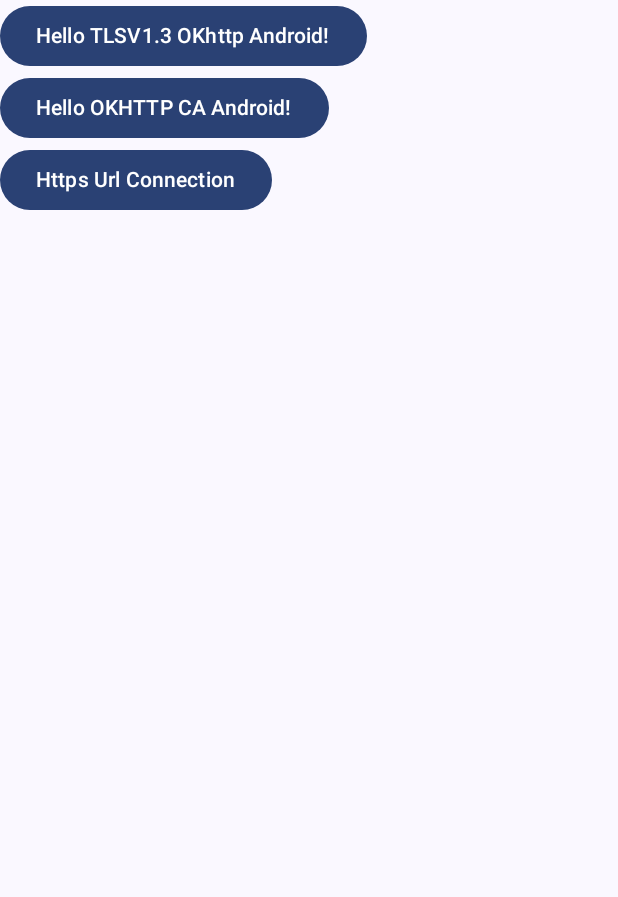
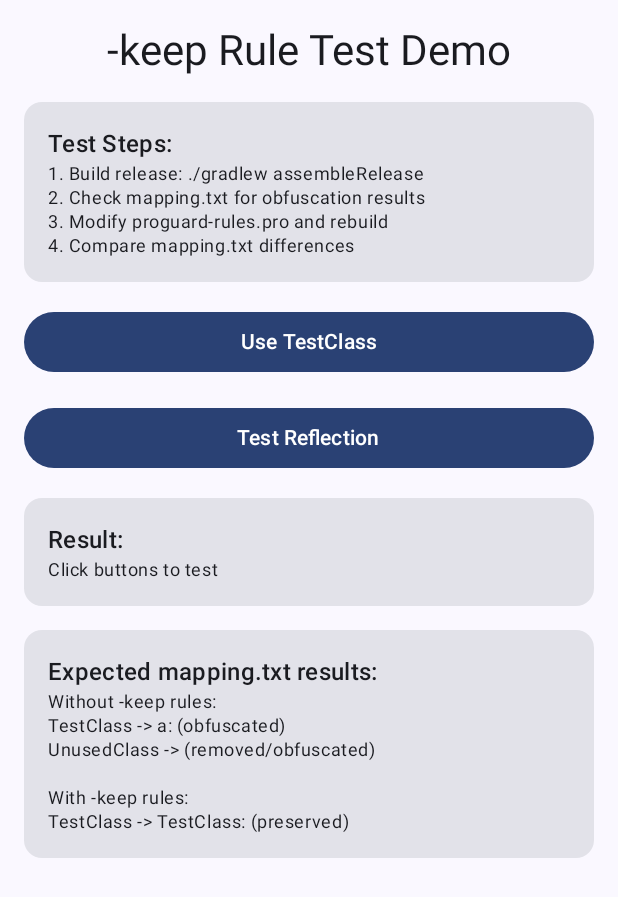
Before and after one commit to BlogForMe/MyApplication_TLS13, an Android app built with Jetpack Compose: the screen it shows after launch (MainActivity before the commit, KeepTestActivty after it), on a phone screen of 412 x 824 dp. Shown: the top 897 px of the screen. Run offline under Robolectric (Android 15) with nearby library versions, the phone set to English and light mode, and no system bars.

Commit message:
proguard TestClass

```diff
--- /dev/null
+++ b/app/src/main/java/com/example/myapplication/KeepTestActivty.kt
@@ -0,0 +1,167 @@
+package com.example.myapplication
+
+import android.os.Bundle
+import android.util.Log
+import androidx.activity.ComponentActivity
+import androidx.activity.compose.setContent
+import androidx.compose.foundation.layout.Arrangement
+import androidx.compose.foundation.layout.Column
+import androidx.compose.foundation.layout.fillMaxSize
+import androidx.compose.foundation.layout.fillMaxWidth
+import androidx.compose.foundation.layout.padding
+import androidx.compose.material3.Button
+import androidx.compose.material3.Card
+import androidx.compose.material3.MaterialTheme
+import androidx.compose.material3.Surface
+import androidx.compose.material3.Text
+import androidx.compose.runtime.Composable
+import androidx.compose.runtime.getValue
+import androidx.compose.runtime.mutableStateOf
+import androidx.compose.runtime.remember
+import androidx.compose.runtime.setValue
+import androidx.compose.ui.Alignment
+import androidx.compose.ui.Modifier
+import androidx.compose.ui.unit.dp
+import com.example.myapplication.keep.TestClass
+import com.example.myapplication.ui.theme.MyApplicationTheme
+
+class KeepTestActivty : ComponentActivity() {
+
+    override fun onCreate(savedInstanceState: Bundle?) {
+        super.onCreate(savedInstanceState)
+
+        // Use TestClass - this makes it reachable, so normally it would be kept
+//        val test = TestClass()
+//        Log.d("KeepDemo", "Using TestClass: ${test.publicMethod()}")
+        // Remove direct usage, use only reflection
+        try {
+            val clazz = Class.forName("com.example.myapplication.keep.TestClass")
+            val instance = clazz.getDeclaredConstructor().newInstance()
+            // This will break if TestClass gets obfuscated!
+        } catch (e: Exception) {
+            Log.e("Test", "Reflection failed: ${e.message}")
+        }
+        setContent {
+            MyApplicationTheme {
+                Surface(
+                    modifier = Modifier.fillMaxSize(),
+                    color = MaterialTheme.colorScheme.background
+                ) {
+                    KeepTestScreen()
+                }
+            }
+        }
+    }
+}
+
+@Composable
+fun KeepTestScreen() {
+    var result by remember { mutableStateOf("Click buttons to test") }
+
+    Column(
+        modifier = Modifier
+            .fillMaxSize()
+            .padding(16.dp),
+        horizontalAlignment = Alignment.CenterHorizontally,
+        verticalArrangement = Arrangement.spacedBy(16.dp)
+    ) {
+        Text(
+            text = "-keep Rule Test Demo",
+            style = MaterialTheme.typography.headlineMedium
+        )
+
+        Card(
+            modifier = Modifier.fillMaxWidth()
+        ) {
+            Column(
+                modifier = Modifier.padding(16.dp)
+            ) {
+                Text(
+                    text = "Test Steps:",
+                    style = MaterialTheme.typography.titleMedium
+                )
+                Text(
+                    text = """
+                    1. Build release: ./gradlew assembleRelease
+                    2. Check mapping.txt for obfuscation results
+                    3. Modify proguard-rules.pro and rebuild
+                    4. Compare mapping.txt differences
+                    """.trimIndent(),
+                    style = MaterialTheme.typography.bodySmall
+                )
+            }
+        }
+
+        Button(
+            onClick = {
+//                val test = TestClass()
+//                result = "TestClass: ${test.publicMethod()}\nPrivate: ${test.getPrivateData()}"
+//                Log.d("KeepDemo", "Button clicked - TestClass used")
+            },
+            modifier = Modifier.fillMaxWidth()
+        ) {
+            Text("Use TestClass")
+        }
+
+        Button(
+            onClick = {
+                try {
+                    // Try to access TestClass via reflection
+                    val clazz = Class.forName("com.example.keepdemo.test.TestClass")
+                    val instance = clazz.getDeclaredConstructor().newInstance()
+                    val method = clazz.getMethod("publicMethod")
+                    val reflectionResult = method.invoke(instance)
+                    result = "Reflection success: $reflectionResult"
+                    Log.d("KeepDemo", "Reflection success")
+                } catch (e: Exception) {
+                    result = "Reflection failed: ${e.message}"
+                    Log.e("KeepDemo", "Reflection failed", e)
+                }
+            },
+            modifier = Modifier.fillMaxWidth()
+        ) {
+            Text("Test Reflection")
+        }
+
+        Card(
+            modifier = Modifier.fillMaxWidth()
+        ) {
+            Column(
+                modifier = Modifier.padding(16.dp)
+            ) {
+                Text(
+                    text = "Result:",
+                    style = MaterialTheme.typography.titleMedium
+                )
+                Text(
+                    text = result,
+                    style = MaterialTheme.typography.bodySmall
+                )
+            }
+        }
+
+        Card(
+            modifier = Modifier.fillMaxWidth()
+        ) {
+            Column(
+                modifier = Modifier.padding(16.dp)
+            ) {
+                Text(
+                    text = "Expected mapping.txt results:",
+                    style = MaterialTheme.typography.titleMedium
+                )
+                Text(
+                    text = """
+                    Without -keep rules:
+                    TestClass -> a: (obfuscated)
+                    UnusedClass -> (removed/obfuscated)
+
+                    With -keep rules:
+                    TestClass -> TestClass: (preserved)
+                    """.trimIndent(),
+                    style = MaterialTheme.typography.bodySmall
+                )
+            }
+        }
+    }
+}
--- a/app/src/main/java/com/example/myapplication/MainActivity.kt
+++ b/app/src/main/java/com/example/myapplication/MainActivity.kt
@@ -14,7 +14,6 @@ import androidx.compose.material3.Text
 import androidx.compose.runtime.Composable
 import androidx.compose.ui.Modifier
 import com.example.myapplication.ui.theme.MyApplicationTheme
-import java.util.concurrent.ExecutorService
 import java.util.concurrent.Executors
 
 class MainActivity : ComponentActivity() {
--- /dev/null
+++ b/app/src/main/java/com/example/myapplication/keep/TestClass.kt
@@ -0,0 +1,12 @@
+package com.example.myapplication.keep
+
+class TestClass {
+    val publicField = "public data"
+    private val privateField = "private data"
+
+    fun publicMethod() = "public method called"
+    private fun privateMethod() = "private method called"
+
+    fun getPrivateData() = privateField
+    fun callPrivateMethod() = privateMethod()
+}
--- /dev/null
+++ b/app/src/main/java/com/example/myapplication/keep/UnusedClass.kt
@@ -0,0 +1,6 @@
+package com.example.myapplication.keep
+
+class UnusedClass {
+    val field = "This class is never used"
+    fun method() = "This should be obfuscated or removed"
+}
--- a/gradle/libs.versions.toml
+++ b/gradle/libs.versions.toml
@@ -8,6 +8,9 @@ espressoCore = "3.5.1"
 lifecycleRuntimeKtx = "2.8.7"
 activityCompose = "1.10.0"
 composeBom = "2024.04.01"
+appcompat = "1.7.0"
+material = "1.12.0"
+activity = "1.10.1"
 
 [libraries]
 androidx-core-ktx = { group = "androidx.core", name = "core-ktx", version.ref = "coreKtx" }
@@ -24,6 +27,9 @@ androidx-ui-tooling-preview = { group = "androidx.compose.ui", name = "ui-toolin
 androidx-ui-test-manifest = { group = "androidx.compose.ui", name = "ui-test-manifest" }
 androidx-ui-test-junit4 = { group = "androidx.compose.ui", name = "ui-test-junit4" }
 androidx-material3 = { group = "androidx.compose.material3", name = "material3" }
+androidx-appcompat = { group = "androidx.appcompat", name = "appcompat", version.ref = "appcompat" }
+material = { group = "com.google.android.material", name = "material", version.ref = "material" }
+androidx-activity = { group = "androidx.activity", name = "activity", version.ref = "activity" }
 
 [plugins]
 android-application = { id = "com.android.application", version.ref = "agp" }
```
Also changed, not shown: app/build.gradle.kts (+14 -4 lines), app/src/main/AndroidManifest.xml (+9 -4 lines).
